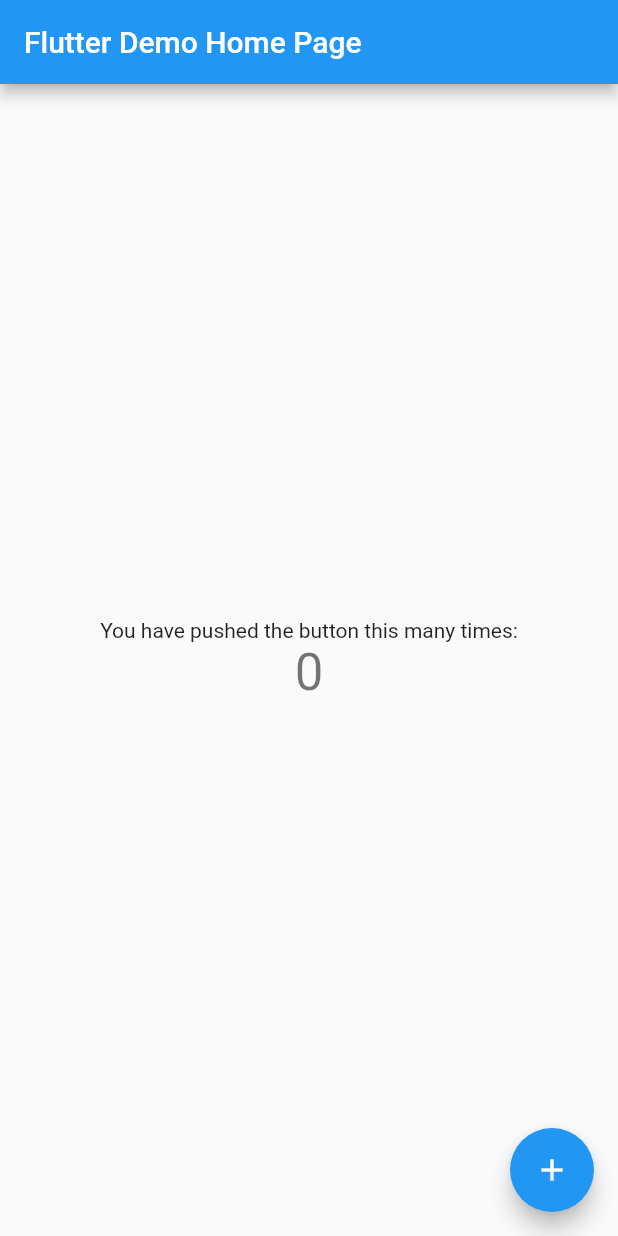
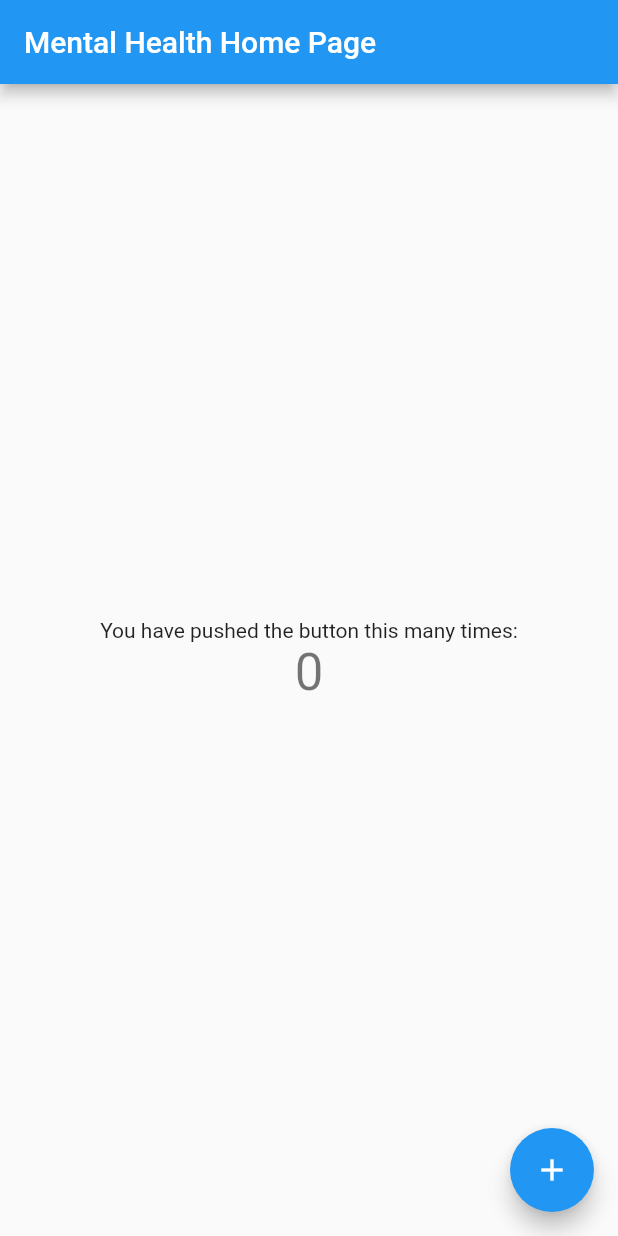
Before and after one commit to mihai9112/mentalhealthapp, a Flutter app: the screen it shows after launch, on a phone screen of 412 x 824 dp. Run offline on Flutter 3.47's test engine with Material 2 defaults, Android fonts, the phone set to English and light mode, and no system bars.

Commit message:
Changes name to trigger build

```diff
--- a/lib/main.dart
+++ b/lib/main.dart
@@ -19,7 +19,7 @@ class MyApp extends StatelessWidget {
         // counter didn't reset back to zero; the application is not restarted.
         primarySwatch: Colors.blue,
       ),
-      home: new MyHomePage(title: 'Flutter Demo Home Page'),
+      home: new MyHomePage(title: 'Mental Health Home Page'),
     );
   }
 }
```
